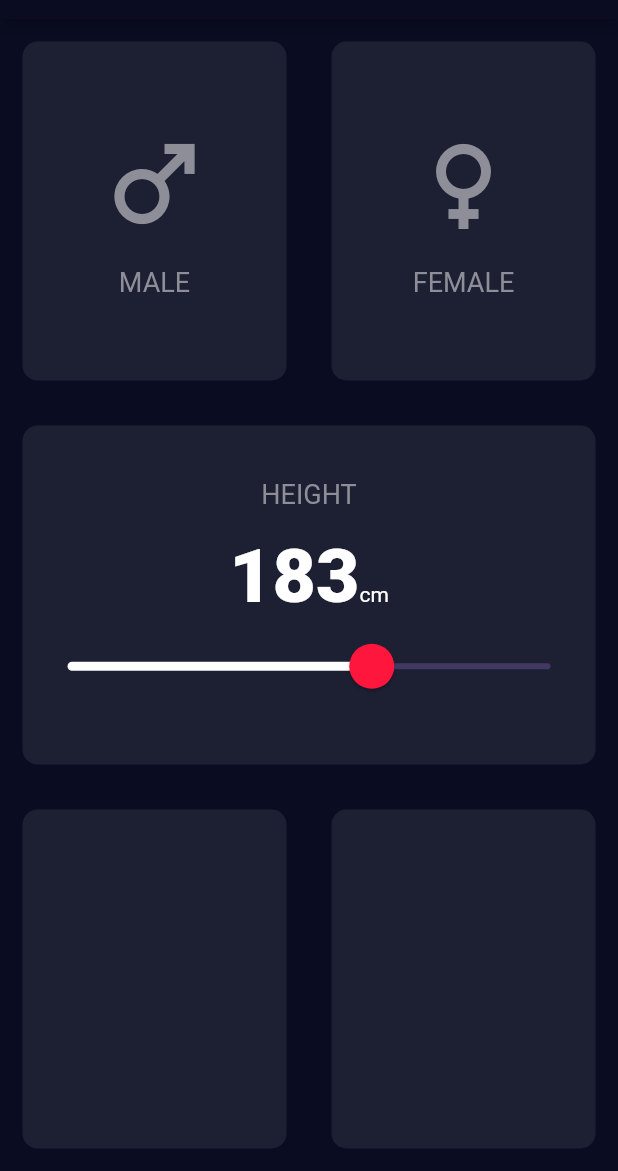
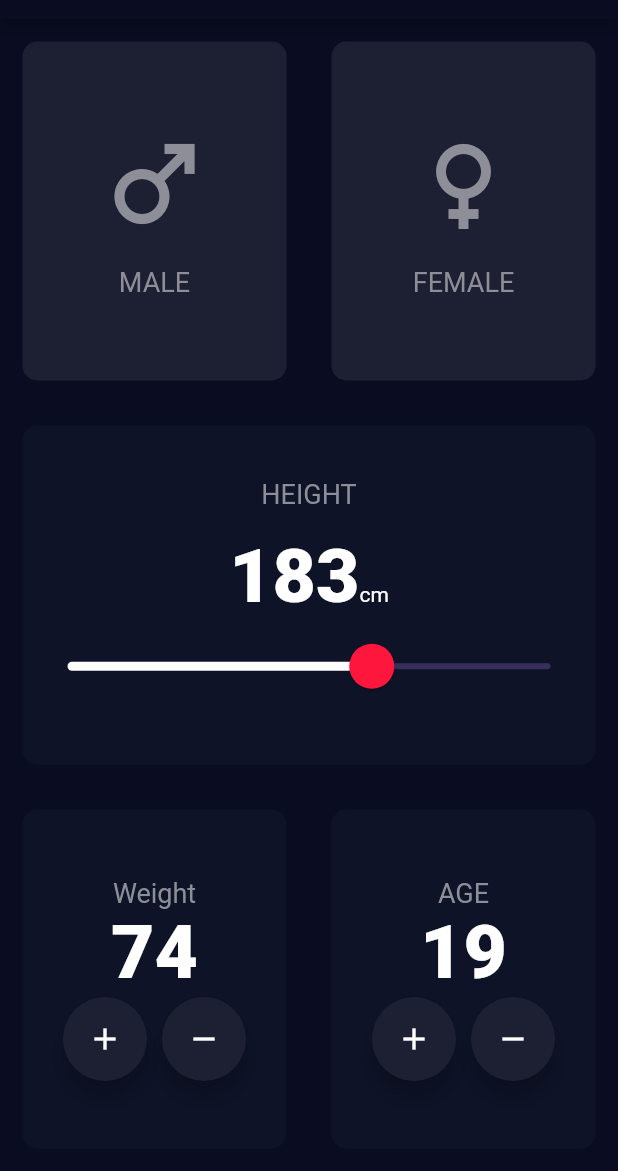
Before and after one commit to yassineltayeb/flutter_bmi_calculator, a Flutter app: the screen it shows after launch, on a phone screen of 412 x 824 dp, the part 65-1236 px from its top. Run offline on Flutter 3.47's test engine with Material 2 defaults, Android fonts, the phone set to English and light mode, and no system bars.

Commit message:
added weight and age cards

```diff
--- a/lib/constants.dart
+++ b/lib/constants.dart
@@ -3,6 +3,7 @@ import 'package:flutter/material.dart';
 const kMainColor = Color(0xFF0a0d22);
 const kSecondaryColor = Color(0xFFff163d);
 const kCardColor = Color(0xFF1d1f33);
+const kCardColor2 = Color(0xFF0E1327);
 const kLabelActiveColor = Color(0xFFffffff);
 const kLabelInactiveColor = Color(0xFF8d8e98);
 
--- a/lib/screens/bmi_calculator_screen.dart
+++ b/lib/screens/bmi_calculator_screen.dart
@@ -1,3 +1,4 @@
+import 'package:bmi_calculator/widgets/round_icon_button.dart';
 import 'package:flutter/material.dart';
 
 import '../constants.dart';
@@ -13,6 +14,8 @@ class BMICalculatorScreen extends StatefulWidget {
 
 class _BMICalculatorScreenState extends State<BMICalculatorScreen> {
   int height = 183;
+  int weight = 74;
+  int age = 19;
 
   @override
   Widget build(BuildContext context) {
@@ -48,7 +51,7 @@ class _BMICalculatorScreenState extends State<BMICalculatorScreen> {
           ),
           Expanded(
             child: ReusableCard(
-              color: kCardColor,
+              color: kCardColor2,
               child: Column(
                 mainAxisAlignment: MainAxisAlignment.center,
                 children: [
@@ -96,14 +99,72 @@ class _BMICalculatorScreenState extends State<BMICalculatorScreen> {
               ),
             ),
           ),
-          const Expanded(
+          Expanded(
             child: Row(
               children: [
                 Expanded(
-                  child: ReusableCard(color: kCardColor),
+                  child: ReusableCard(
+                    color: kCardColor2,
+                    child: Column(
+                      mainAxisAlignment: MainAxisAlignment.center,
+                      children: [
+                        const Text(
+                          'Weight',
+                          style: kLabelTextStyle,
+                        ),
+                        Text(
+                          weight.toString(),
+                          style: kLabelTextStyleBold,
+                        ),
+                        Row(
+                          mainAxisAlignment: MainAxisAlignment.center,
+                          children: [
+                            RoundIconButton(
+                              iconData: Icons.add,
+                              onPressed: () {},
+                            ),
+                            const SizedBox(width: 10),
+                            RoundIconButton(
+                              iconData: Icons.remove,
+                              onPressed: () {},
+                            ),
+                          ],
+                        )
+                      ],
+                    ),
+                  ),
                 ),
                 Expanded(
-                  child: ReusableCard(color: kCardColor),
+                  child: ReusableCard(
+                    color: kCardColor2,
+                    child: Column(
+                      mainAxisAlignment: MainAxisAlignment.center,
+                      children: [
+                        const Text(
+                          'AGE',
+                          style: kLabelTextStyle,
+                        ),
+                        Text(
+                          age.toString(),
+                          style: kLabelTextStyleBold,
+                        ),
+                        Row(
+                          mainAxisAlignment: MainAxisAlignment.center,
+                          children: [
+                            RoundIconButton(
+                              iconData: Icons.add,
+                              onPressed: () {},
+                            ),
+                            const SizedBox(width: 10),
+                            RoundIconButton(
+                              iconData: Icons.remove,
+                              onPressed: () {},
+                            ),
+                          ],
+                        )
+                      ],
+                    ),
+                  ),
                 ),
               ],
             ),
--- /dev/null
+++ b/lib/widgets/round_icon_button.dart
@@ -0,0 +1,28 @@
+import 'package:bmi_calculator/constants.dart';
+import 'package:flutter/material.dart';
+
+class RoundIconButton extends StatelessWidget {
+  final IconData iconData;
+  final VoidCallback onPressed;
+
+  const RoundIconButton({
+    super.key,
+    required this.iconData,
+    required this.onPressed,
+  });
+
+  @override
+  Widget build(BuildContext context) {
+    return RawMaterialButton(
+      elevation: 6,
+      constraints: const BoxConstraints.tightFor(
+        width: 56,
+        height: 56,
+      ),
+      shape: const CircleBorder(),
+      fillColor: kCardColor,
+      onPressed: onPressed,
+      child: Icon(iconData),
+    );
+  }
+}
```
